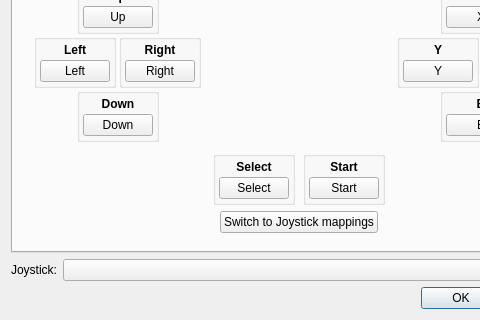
First picture: the form in src/frontend/qt_sdl/InputConfig/InputConfigDialog.ui, repository melonDS-emu/melonDS, before the edit; both pictures show x 0 to 480 and y 185 to 505 of the 598 by 505 pixel window.
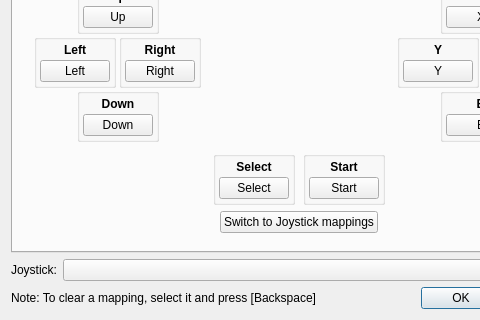
Second picture: the form after the edit. Icons and pictures are not drawn.

Commit message: Added note on how to remove a mapping

The edit to the form file:
```diff
--- a/src/frontend/qt_sdl/InputConfig/InputConfigDialog.ui
+++ b/src/frontend/qt_sdl/InputConfig/InputConfigDialog.ui
@@ -30,6 +30,13 @@
      </property>
     </widget>
    </item>
+   <item row="7" column="0">
+    <widget class="QLabel" name="label">
+     <property name="text">
+      <string>Note: To clear a mapping, select it and press [Backspace]</string>
+     </property>
+    </widget>
+   </item>
    <item row="6" column="0" colspan="2">
     <layout class="QHBoxLayout" name="horizontalLayout">
      <property name="leftMargin">
```
